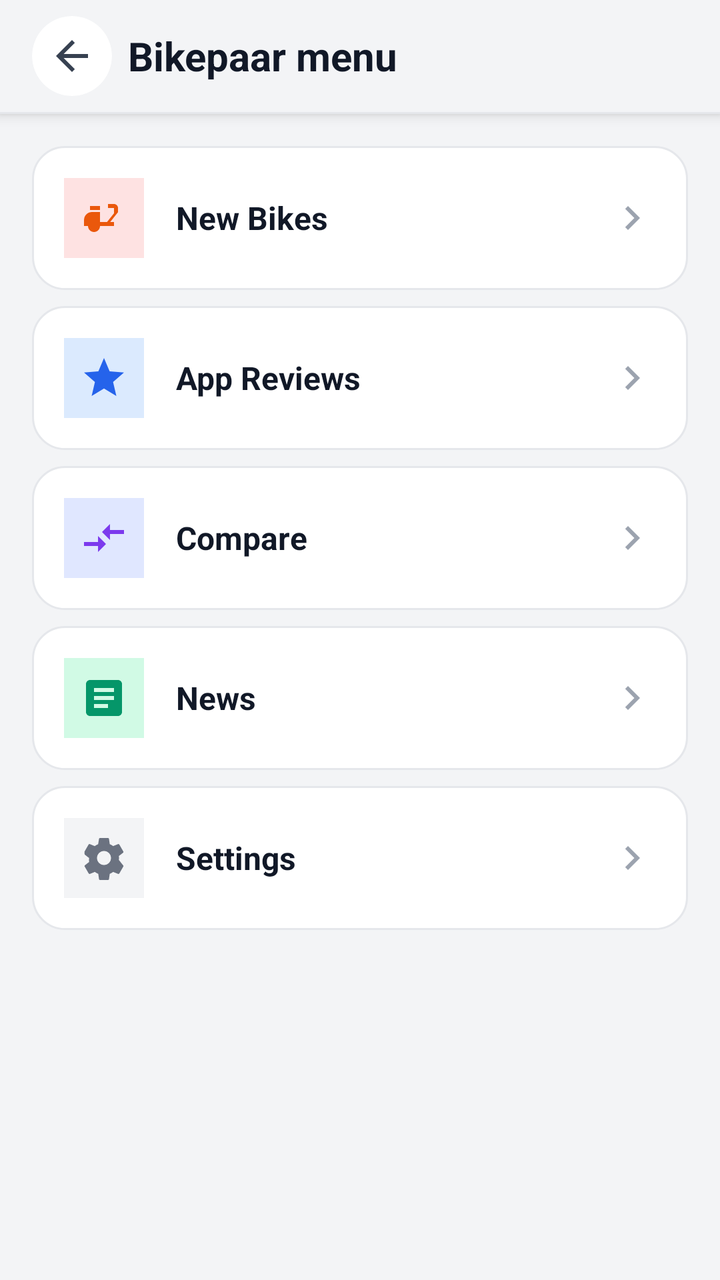
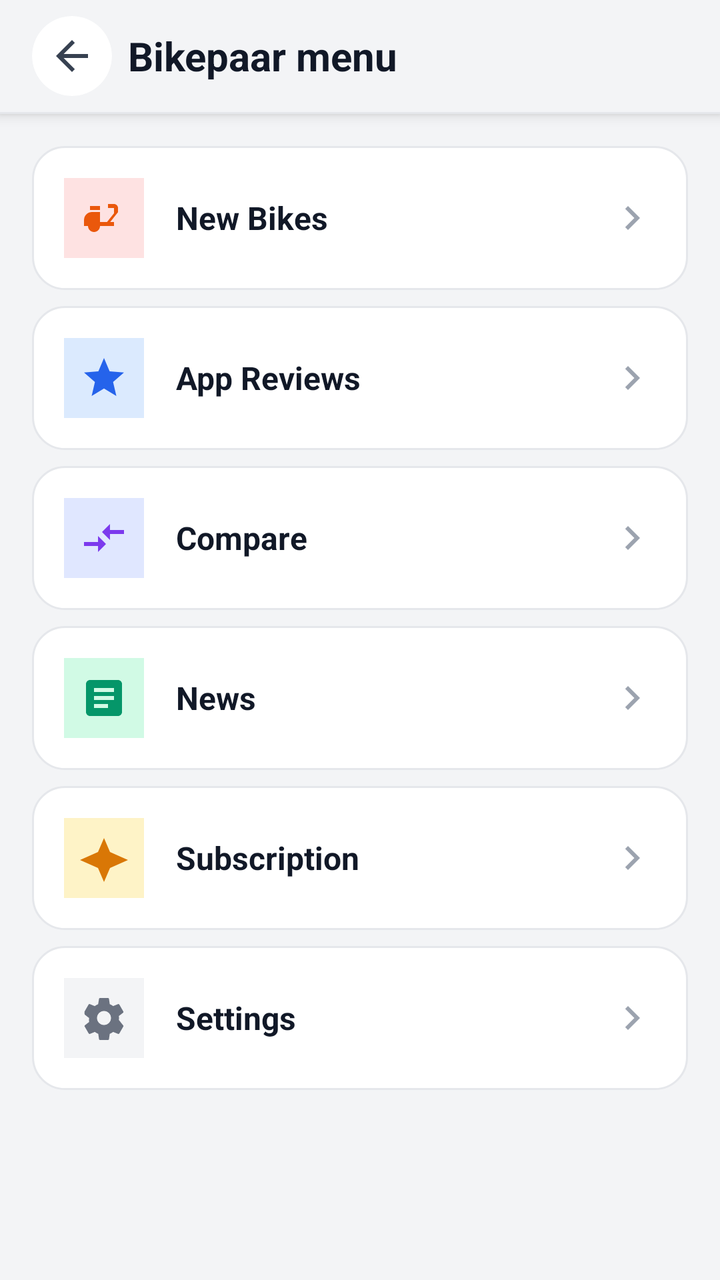

Screens rendered from an Android XML layout before and after an edit, with the pre-edit source and the edit as a unified diff.
<!-- AndroidManifest.xml: application theme Theme.BikePaar -->
<!-- res/layout/activity_menu.xml -->
<?xml version="1.0" encoding="utf-8"?>
<androidx.coordinatorlayout.widget.CoordinatorLayout
    xmlns:android="http://schemas.android.com/apk/res/android"
    xmlns:app="http://schemas.android.com/apk/res-auto"
    android:layout_width="match_parent"
    android:layout_height="match_parent"
    android:background="#F3F4F6"
    android:fitsSystemWindows="true">

    
    <LinearLayout
        android:layout_width="match_parent"
        android:layout_height="wrap_content"
        android:orientation="vertical"
        android:elevation="4dp"
        android:background="#F3F4F6">

        <LinearLayout
            android:layout_width="match_parent"
            android:layout_height="56dp"
            android:orientation="horizontal"
            android:gravity="center_vertical"
            android:paddingHorizontal="16dp"
            android:background="#F3F4F6">

            <androidx.cardview.widget.CardView
                android:id="@+id/btnBack"
                android:layout_width="40dp"
                android:layout_height="40dp"
                app:cardCornerRadius="20dp"
                app:cardElevation="0dp"
                android:layout_marginEnd="8dp">

                <ImageView
                    android:layout_width="24dp"
                    android:layout_height="24dp"
                    android:layout_gravity="center"
                    android:src="@drawable/ic_arrow_back1"
                    android:tint="#374151" />
            </androidx.cardview.widget.CardView>

            <TextView
                android:layout_width="0dp"
                android:layout_height="wrap_content"
                android:layout_weight="1"
                android:text="Bikepaar menu"
                android:textSize="20sp"
                android:textStyle="bold"
                android:textColor="#111827" />

        </LinearLayout>

        <View
            android:layout_width="match_parent"
            android:layout_height="1dp"
            android:background="#E5E7EB" />
    </LinearLayout>

    
    <androidx.core.widget.NestedScrollView
        android:layout_width="match_parent"
        android:layout_height="match_parent"
        android:layout_marginTop="57dp"
        android:padding="16dp"
        android:fillViewport="true">

        <LinearLayout
            android:layout_width="match_parent"
            android:layout_height="wrap_content"
            android:orientation="vertical"
            android:paddingBottom="80dp">

            
            <LinearLayout
                android:id="@+id/rowNewBikes"
                android:layout_width="match_parent"
                android:layout_height="wrap_content"
                android:orientation="horizontal"
                android:gravity="center_vertical"
                android:background="@drawable/menu_card_bg"
                android:padding="16dp"
                android:clickable="true"
                android:foreground="?attr/selectableItemBackground"
                android:layout_marginBottom="8dp">

                
                <LinearLayout
                    android:layout_width="40dp"
                    android:layout_height="40dp"
                    android:background="#FEE2E2"
                    android:gravity="center"
                    android:layout_marginEnd="16dp">

                    <ImageView
                        android:layout_width="24dp"
                        android:layout_height="24dp"
                        android:src="@drawable/ic_two_wheeler"
                        android:tint="#EA580C" />
                </LinearLayout>

                
                <TextView
                    android:layout_width="0dp"
                    android:layout_height="wrap_content"
                    android:layout_weight="1"
                    android:text="New Bikes"
                    android:textSize="16sp"
                    android:textStyle="bold"
                    android:textColor="#111827" />

                
                <ImageView
                    android:layout_width="24dp"
                    android:layout_height="24dp"
                    android:src="@drawable/ic_chevron_right"
                    android:tint="#9CA3AF" />

            </LinearLayout>

            
            <LinearLayout
                android:id="@+id/rowReviews"
                android:layout_width="match_parent"
                android:layout_height="wrap_content"
                android:orientation="horizontal"
                android:gravity="center_vertical"
                android:background="@drawable/menu_card_bg"
                android:padding="16dp"
                android:clickable="true"
                android:foreground="?attr/selectableItemBackground"
                android:layout_marginBottom="8dp">

                
                <LinearLayout
                    android:layout_width="40dp"
                    android:layout_height="40dp"
                    android:background="#DBEAFE"
                    android:gravity="center"
                    android:layout_marginEnd="16dp">

                    <ImageView
                        android:layout_width="24dp"
                        android:layout_height="24dp"
                        android:src="@drawable/ic_star1"
                        android:tint="#2563EB" />
                </LinearLayout>

                
                <TextView
                    android:layout_width="0dp"
                    android:layout_height="wrap_content"
                    android:layout_weight="1"
                    android:text="App Reviews"
                    android:textSize="16sp"
                    android:textStyle="bold"
                    android:textColor="#111827" />

                
                <ImageView
                    android:layout_width="24dp"
                    android:layout_height="24dp"
                    android:src="@drawable/ic_chevron_right"
                    android:tint="#9CA3AF" />

            </LinearLayout>

            
            <LinearLayout
                android:id="@+id/rowCompare"
                android:layout_width="match_parent"
                android:layout_height="wrap_content"
                android:orientation="horizontal"
                android:gravity="center_vertical"
                android:background="@drawable/menu_card_bg"
                android:padding="16dp"
                android:clickable="true"
                android:foreground="?attr/selectableItemBackground"
                android:layout_marginBottom="8dp">

                
                <LinearLayout
                    android:layout_width="40dp"
                    android:layout_height="40dp"
                    android:background="#E0E7FF"
                    android:gravity="center"
                    android:layout_marginEnd="16dp">

                    <ImageView
                        android:layout_width="24dp"
                        android:layout_height="24dp"
                        android:src="@drawable/ic_compare"
                        android:tint="#7C3AED" />
                </LinearLayout>

                
                <TextView
                    android:layout_width="0dp"
                    android:layout_height="wrap_content"
                    android:layout_weight="1"
                    android:text="Compare"
                    android:textSize="16sp"
                    android:textStyle="bold"
                    android:textColor="#111827" />

                
                <ImageView
                    android:layout_width="24dp"
                    android:layout_height="24dp"
                    android:src="@drawable/ic_chevron_right"
                    android:tint="#9CA3AF" />

            </LinearLayout>

            
            <LinearLayout
                android:id="@+id/rowNews"
                android:layout_width="match_parent"
                android:layout_height="wrap_content"
                android:orientation="horizontal"
                android:gravity="center_vertical"
                android:background="@drawable/menu_card_bg"
                android:padding="16dp"
                android:clickable="true"
                android:foreground="?attr/selectableItemBackground"
                android:layout_marginBottom="8dp">

                
                <LinearLayout
                    android:layout_width="40dp"
                    android:layout_height="40dp"
                    android:background="#D1FAE5"
                    android:gravity="center"
                    android:layout_marginEnd="16dp">

                    <ImageView
                        android:layout_width="24dp"
                        android:layout_height="24dp"
                        android:src="@drawable/ic_article"
                        android:tint="#059669" />
                </LinearLayout>

                
                <TextView
                    android:layout_width="0dp"
                    android:layout_height="wrap_content"
                    android:layout_weight="1"
                    android:text="News"
                    android:textSize="16sp"
                    android:textStyle="bold"
                    android:textColor="#111827" />

                
                <ImageView
                    android:layout_width="24dp"
                    android:layout_height="24dp"
                    android:src="@drawable/ic_chevron_right"
                    android:tint="#9CA3AF" />

            </LinearLayout>

            
            <LinearLayout
                android:id="@+id/rowSettings"
                android:layout_width="match_parent"
                android:layout_height="wrap_content"
                android:orientation="horizontal"
                android:gravity="center_vertical"
                android:background="@drawable/menu_card_bg"
                android:padding="16dp"
                android:clickable="true"
                android:foreground="?attr/selectableItemBackground">

                
                <LinearLayout
                    android:layout_width="40dp"
                    android:layout_height="40dp"
                    android:background="#F3F4F6"
                    android:gravity="center"
                    android:layout_marginEnd="16dp">

                    <ImageView
                        android:layout_width="24dp"
                        android:layout_height="24dp"
                        android:src="@drawable/ic_settings_menu"
                        android:tint="#6B7280" />
                </LinearLayout>

                
                <TextView
                    android:layout_width="0dp"
                    android:layout_height="wrap_content"
                    android:layout_weight="1"
                    android:text="Settings"
                    android:textSize="16sp"
                    android:textStyle="bold"
                    android:textColor="#111827" />

                
                <ImageView
                    android:layout_width="24dp"
                    android:layout_height="24dp"
                    android:src="@drawable/ic_chevron_right"
                    android:tint="#9CA3AF" />

            </LinearLayout>

        </LinearLayout>
    </androidx.core.widget.NestedScrollView>

</androidx.coordinatorlayout.widget.CoordinatorLayout>
<!-- resources referenced by this layout -->
<resources>
  <!-- drawable ic_arrow_back1 (drawable) -->
  <vector xmlns:android="http://schemas.android.com/apk/res/android"
      android:width="24dp"
      android:height="24dp"
      android:viewportWidth="24"
      android:viewportHeight="24">
      <path
          android:fillColor="#FF000000"
          android:pathData="M20,11H7.83l5.59,-5.59L12,4l-8,8 8,8 1.41,-1.41L7.83,13H20v-2z"/>
  </vector>
  <!-- drawable ic_article (drawable) -->
  <vector xmlns:android="http://schemas.android.com/apk/res/android"
      android:width="24dp"
      android:height="24dp"
      android:viewportWidth="24"
      android:viewportHeight="24">
      <path
          android:fillColor="#FF000000"
          android:pathData="M19,3H5c-1.1,0 -2,0.9 -2,2v14c0,1.1 0.9,2 2,2h14c1.1,0 2,-0.9 2,-2V5c0,-1.1 -0.9,-2 -2,-2zM7,7h10v2H7V7zM7,11h10v2H7v-2zM7,15h7v2H7v-2z" />
  </vector>
  <!-- drawable ic_chevron_right (drawable) -->
  <vector xmlns:android="http://schemas.android.com/apk/res/android"
      android:width="24dp"
      android:height="24dp"
      android:viewportWidth="24"
      android:viewportHeight="24">
      <path
          android:fillColor="#FF000000"
          android:pathData="M10,6L8.59,7.41 13.17,12l-4.58,4.59L10,18l6,-6z"/>
  </vector>
  <!-- drawable ic_compare (drawable) -->
  <vector xmlns:android="http://schemas.android.com/apk/res/android"
      android:width="24dp"
      android:height="24dp"
      android:viewportWidth="24"
      android:viewportHeight="24">
      <path
          android:fillColor="#FF000000"
          android:pathData="M9.01,14H2v2h7.01v3L13,15l-3.99,-4V14zM14.99,13v-3H22V8h-7.01V5L11,9l3.99,4z" />
  </vector>
  <!-- drawable ic_star1 (drawable) -->
  <vector xmlns:android="http://schemas.android.com/apk/res/android"
      android:width="24dp"
      android:height="24dp"
      android:viewportWidth="24"
      android:viewportHeight="24">
      <path
          android:fillColor="#FF000000"
          android:pathData="M12,17.27L18.18,21l-1.64,-7.03L22,9.24l-7.19,-0.61L12,2 9.19,8.63 2,9.24l5.46,4.73L5.82,21z" />
  </vector>
  <!-- drawable ic_two_wheeler (drawable) -->
  <vector xmlns:android="http://schemas.android.com/apk/res/android"
      android:width="24dp"
      android:height="24dp"
      android:viewportWidth="24"
      android:viewportHeight="24">
      <path
          android:fillColor="#FF000000"
          android:pathData="M19,7c0,-1.1 -0.9,-2 -2,-2h-3v2h3v2.65L13.52,14H10V9H6c,-2.21 0,-4 1.79,-4 4v3h2c0,1.66 1.34,3 3,3s3,-1.34 3,-3h7v-2h-1.9L19,9.1V7zM7,14v3h2v-3H7z" />
      <path
          android:fillColor="#FF000000"
          android:pathData="M5,6h5v2H5z" />
  </vector>
  <!-- drawable menu_card_bg (drawable) -->
  <?xml version="1.0" encoding="utf-8"?>
  <shape xmlns:android="http://schemas.android.com/apk/res/android">
      <solid android:color="@android:color/white" />
      <corners android:radius="16dp" />
      <stroke android:width="1dp" android:color="#E5E7EB" />
  </shape>
  <style name="Theme.BikePaar" parent="Base.Theme.BikePaar">
          <item name="android:windowAnimationStyle">@style/Animation.BikePaar</item>
      </style>
  <style name="Base.Theme.BikePaar" parent="Theme.Material3.DayNight.NoActionBar">
          
          
      </style>
  <style name="Animation.BikePaar" parent="@android:style/Animation.Activity">
          <item name="android:activityOpenEnterAnimation">@anim/fade_in</item>
          <item name="android:activityOpenExitAnimation">@anim/fade_out</item>
          <item name="android:activityCloseEnterAnimation">@anim/fade_in</item>
          <item name="android:activityCloseExitAnimation">@anim/fade_out</item>
      </style>
  <!-- unchanged entries left out for length: 1 -->
</resources>

<!-- the commit's change to res/layout/activity_menu.xml (unified diff, before → after) -->
@@ -260,6 +260,53 @@
 
             
             <LinearLayout
+                android:id="@+id/rowSubscription"
+                android:layout_width="match_parent"
+                android:layout_height="wrap_content"
+                android:orientation="horizontal"
+                android:gravity="center_vertical"
+                android:background="@drawable/menu_card_bg"
+                android:padding="16dp"
+                android:clickable="true"
+                android:foreground="?attr/selectableItemBackground"
+                android:layout_marginBottom="8dp">
+
+                
+                <LinearLayout
+                    android:layout_width="40dp"
+                    android:layout_height="40dp"
+                    android:background="#FEF3C7"
+                    android:gravity="center"
+                    android:layout_marginEnd="16dp">
+
+                    <ImageView
+                        android:layout_width="24dp"
+                        android:layout_height="24dp"
+                        android:src="@drawable/ic_premium"
+                        android:tint="#D97706" />
+                </LinearLayout>
+
+                
+                <TextView
+                    android:layout_width="0dp"
+                    android:layout_height="wrap_content"
+                    android:layout_weight="1"
+                    android:text="Subscription"
+                    android:textSize="16sp"
+                    android:textStyle="bold"
+                    android:textColor="#111827" />
+
+                
+                <ImageView
+                    android:layout_width="24dp"
+                    android:layout_height="24dp"
+                    android:src="@drawable/ic_chevron_right"
+                    android:tint="#9CA3AF" />
+
+            </LinearLayout>
+
+            
+            <LinearLayout
                 android:id="@+id/rowSettings"
                 android:layout_width="match_parent"
                 android:layout_height="wrap_content"
<!-- resource entries referenced after the edit -->
@@ -39,6 +39,17 @@
       <path
           android:fillColor="#FF000000"
           android:pathData="M9.01,14H2v2h7.01v3L13,15l-3.99,-4V14zM14.99,13v-3H22V8h-7.01V5L11,9l3.99,4z" />
+  </vector>
+  <!-- drawable ic_premium (drawable) -->
+  <?xml version="1.0" encoding="utf-8"?>
+  <vector xmlns:android="http://schemas.android.com/apk/res/android"
+      android:width="24dp"
+      android:height="24dp"
+      android:viewportWidth="24"
+      android:viewportHeight="24">
+      <path
+          android:fillColor="#000000"
+          android:pathData="M12,2L9,9l-9,4l9,4l3,7l3,-7l9,-4l-9,-4z" />
   </vector>
   <!-- drawable ic_star1 (drawable) -->
   <vector xmlns:android="http://schemas.android.com/apk/res/android"
